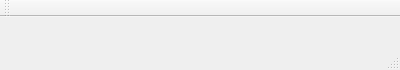
First picture: the form in src/mainwindow.ui, repository jandernascimento/imageprocessing-umanipulator, before the edit.
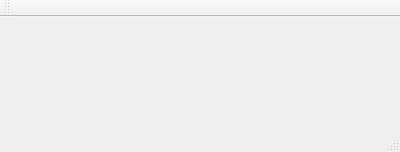
Second picture: the form after the edit.

```diff
--- a/src/mainwindow.ui
+++ b/src/mainwindow.ui
@@ -7,7 +7,7 @@
     <x>0</x>
     <y>0</y>
     <width>400</width>
-    <height>70</height>
+    <height>152</height>
    </rect>
   </property>
   <property name="windowTitle">
```
